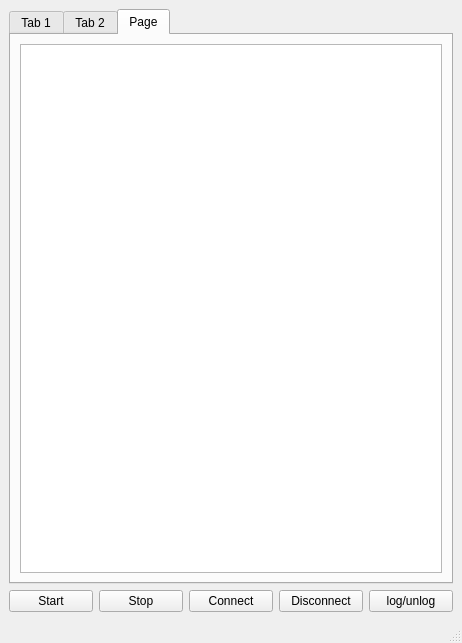
The window that vpn-mon2/mainwindow.ui (elapidae/elvpn) describes before a commit, drawn with Qt 5.
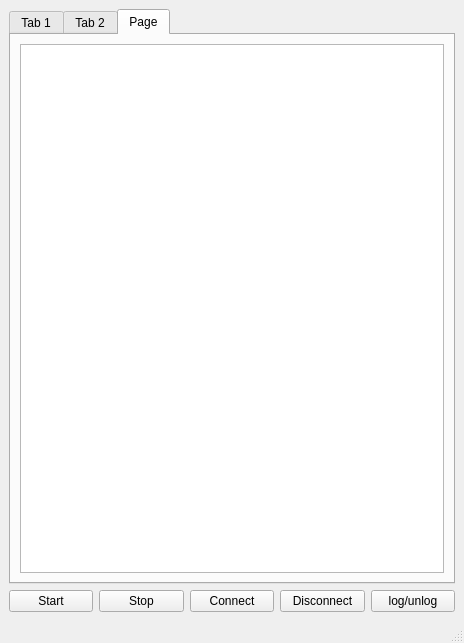
The same window after the commit.

```diff
--- a/vpn-mon2/mainwindow.ui
+++ b/vpn-mon2/mainwindow.ui
@@ -6,7 +6,7 @@
    <rect>
     <x>0</x>
     <y>0</y>
-    <width>462</width>
+    <width>464</width>
     <height>643</height>
    </rect>
   </property>
@@ -53,6 +53,7 @@
           <property name="font">
            <font>
             <family>Courier 10 Pitch</family>
+            <pointsize>11</pointsize>
            </font>
           </property>
          </widget>
```
Left out of the diff: 10 changed lines with no effect on the pictures.
